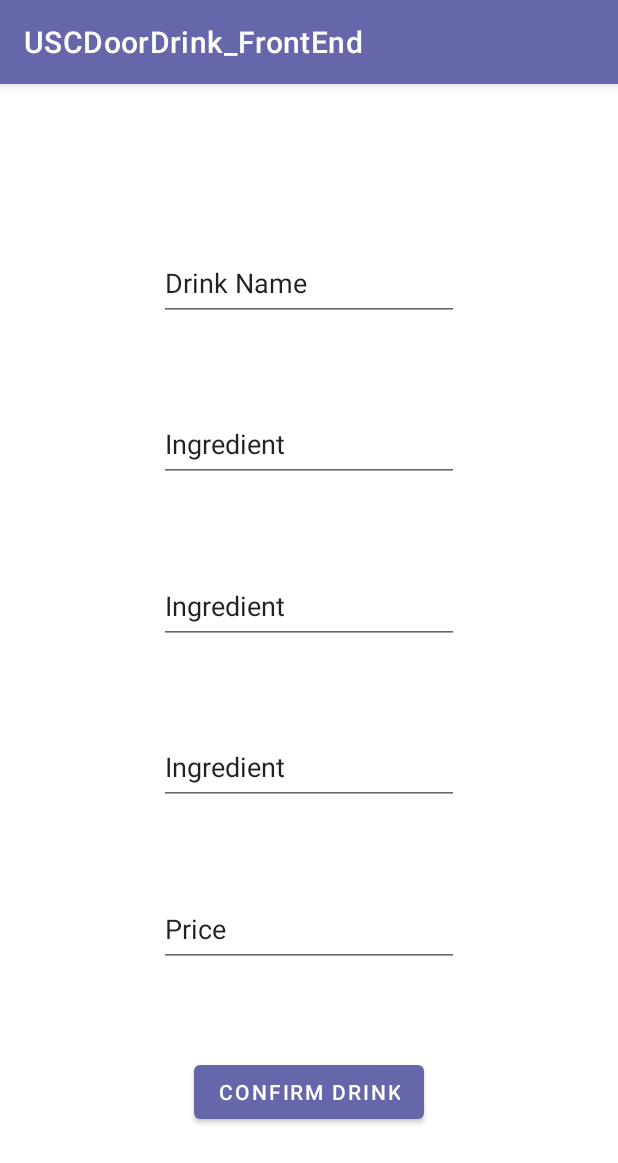
After one commit to 310-group8/USCDoorDrink_FrontEnd, an Android app: the AddStoreDrink screen opened through its navigation route, on a phone screen of 412 x 824 dp. The commit adds this screen. Shown: the top 1163 px of the screen. Run offline under Robolectric (Android 15) with nearby library versions, the phone set to English and light mode, and no system bars; libraries missing offline, so code that uses them is left out: com.firebase.geofire.

Commit message:
Completed AddStoreActivity

```diff
--- a/app/src/main/java/com/example/uscdoordrink_frontend/AddStoreActivity.java
+++ b/app/src/main/java/com/example/uscdoordrink_frontend/AddStoreActivity.java
@@ -53,4 +53,10 @@ public class AddStoreActivity extends AppCompatActivity {
         }
     }
 
+    public void toMap(){
+        Intent intent = new Intent(this, MapsActivity.class);
+        startActivity(intent);
+        finish();
+    }
+
 }
--- a/app/src/main/java/com/example/uscdoordrink_frontend/entity/Drink.java
+++ b/app/src/main/java/com/example/uscdoordrink_frontend/entity/Drink.java
@@ -18,7 +18,7 @@ public class Drink {
     private String drinkName;
 
 
-    private List<String> ingredients;
+    private List<String> ingredients = new ArrayList<>();
 
 
     private double price;
--- a/app/src/main/java/com/example/uscdoordrink_frontend/entity/Store.java
+++ b/app/src/main/java/com/example/uscdoordrink_frontend/entity/Store.java
@@ -6,6 +6,7 @@ import android.util.Pair;
 import com.firebase.geofire.GeoFireUtils;
 import com.firebase.geofire.GeoLocation;
 
+import java.util.ArrayList;
 import java.util.List;
 import java.util.Map;
 
@@ -20,13 +21,19 @@ public class Store {
 
     private String storeUID;
 
+    private String storeName;
+
     private Pair<Double, Double> storeAddress;
 
-    private List<Drink> menu;
+    private List<Drink> menu = new ArrayList<>();
 
     private Map<Drink, Double> discounts;
 
     private String hashLocation;
+
+    public String getStoreName(){return storeName;}
+
+    public void setStoreName(String newName){storeName = newName;}
 
     public String getStoreUID(){return storeUID;}
 
--- /dev/null
+++ b/app/src/main/java/com/example/uscdoordrink_frontend/fragments/AddStoreDrink.java
@@ -0,0 +1,118 @@
+package com.example.uscdoordrink_frontend.fragments;
+
+import android.os.Bundle;
+
+import androidx.annotation.NonNull;
+import androidx.fragment.app.Fragment;
+import androidx.navigation.Navigation;
+
+import android.view.LayoutInflater;
+import android.view.View;
+import android.view.ViewGroup;
+import android.widget.Button;
+import android.widget.EditText;
+import android.widget.Toast;
+
+import com.example.uscdoordrink_frontend.AddStoreActivity;
+import com.example.uscdoordrink_frontend.R;
+import com.example.uscdoordrink_frontend.entity.Drink;
+import com.example.uscdoordrink_frontend.entity.Store;
+
+import java.util.List;
+import java.util.Objects;
+
+/**
+ * A simple {@link Fragment} subclass.
+ * Use the {@link AddStoreDrink#newInstance} factory method to
+ * create an instance of this fragment.
+ */
+public class AddStoreDrink extends Fragment {
+
+    // TODO: Rename parameter arguments, choose names that match
+    // the fragment initialization parameters, e.g. ARG_ITEM_NUMBER
+    private static final String ARG_PARAM1 = "param1";
+    private static final String ARG_PARAM2 = "param2";
+
+    // TODO: Rename and change types of parameters
+    private String mParam1;
+    private String mParam2;
+
+    public AddStoreDrink() {
+        // Required empty public constructor
+    }
+
+    /**
+     * Use this factory method to create a new instance of
+     * this fragment using the provided parameters.
+     *
+     * @param param1 Parameter 1.
+     * @param param2 Parameter 2.
+     * @return A new instance of fragment AddStoreDrink.
+     */
+    // TODO: Rename and change types and number of parameters
+    public static AddStoreDrink newInstance(String param1, String param2) {
+        AddStoreDrink fragment = new AddStoreDrink();
+        Bundle args = new Bundle();
+        args.putString(ARG_PARAM1, param1);
+        args.putString(ARG_PARAM2, param2);
+        fragment.setArguments(args);
+        return fragment;
+    }
+
+    @Override
+    public void onCreate(Bundle savedInstanceState) {
+        super.onCreate(savedInstanceState);
+        if (getArguments() != null) {
+            mParam1 = getArguments().getString(ARG_PARAM1);
+            mParam2 = getArguments().getString(ARG_PARAM2);
+        }
+    }
+
+    @Override
+    public View onCreateView(LayoutInflater inflater, ViewGroup container,
+                             Bundle savedInstanceState) {
+        // Inflate the layout for this fragment
+        View mainView = inflater.inflate(R.layout.fragment_add_store_drink, container, false);
+        EditText textName = (EditText) mainView.findViewById(R.id.editTextAddDrinkName);
+        String defaultName = textName.getText().toString();
+        EditText textIngredientOne = (EditText) mainView.findViewById(R.id.editTextAddDrinkIngredientOne);
+        EditText textIngredientTwo = (EditText) mainView.findViewById(R.id.editTextAddDrinkIngredientTwo);
+        EditText textIngredientThree = (EditText) mainView.findViewById(R.id.editTextAddDrinkIngredientThree);
+        EditText textPrice = (EditText) mainView.findViewById(R.id.editTextAddDrinkPrice);
+        String defaultIngredient = textIngredientOne.getText().toString();
+        Button confirmDrink = (Button) mainView.findViewById(R.id.button_confirm_drink);
+        @NonNull Store store = Objects.requireNonNull(((AddStoreActivity) requireActivity()).theStore.mStoreModel.getValue());
+
+
+        confirmDrink.setOnClickListener(new View.OnClickListener() {
+            @Override
+            public void onClick(View view) {
+                if ("".equals(textName.getText().toString()) || defaultName.equals(textName.getText().toString())){
+                    Toast.makeText(getContext(), "Please Enter your drinkName", Toast.LENGTH_SHORT).show();
+                }else{
+                    try{
+                        Drink drink = new Drink();
+                        drink.setDrinkName(textName.getText().toString());
+                        addIngredient(drink, textIngredientOne.getText().toString(), defaultIngredient);
+                        addIngredient(drink, textIngredientTwo.getText().toString(), defaultIngredient);
+                        addIngredient(drink, textIngredientThree.getText().toString(), defaultIngredient);
+                        double price = Double.parseDouble(textPrice.getText().toString());
+                        drink.setPrice(price);
+                        store.getMenu().add(drink);
+                        Navigation.findNavController(view).navigate(R.id.action_drink_to_menu);
+                    }catch (NumberFormatException e){
+                        Toast.makeText(getContext(), "Please Enter a valid price", Toast.LENGTH_SHORT).show();
+                    }
+                }
+            }
+        });
+
+        return mainView;
+    }
+
+    private void addIngredient(Drink drink, String ingredient, @NonNull String defaultIngredient){
+        if (!defaultIngredient.equals(ingredient) && !"".equals(ingredient)){
+            drink.getIngredients().add(ingredient);
+        }
+    }
+}
--- /dev/null
+++ b/app/src/main/res/layout/fragment_add_store_drink.xml
@@ -0,0 +1,87 @@
+<?xml version="1.0" encoding="utf-8"?>
+<androidx.constraintlayout.widget.ConstraintLayout xmlns:android="http://schemas.android.com/apk/res/android"
+    xmlns:app="http://schemas.android.com/apk/res-auto"
+    xmlns:tools="http://schemas.android.com/tools"
+    android:layout_width="match_parent"
+    android:layout_height="match_parent"
+    tools:context=".fragments.AddStoreDrink">
+
+
+    <EditText
+        android:id="@+id/editTextAddDrinkName"
+        android:layout_width="200dp"
+        android:layout_height="50dp"
+        android:ems="10"
+        android:inputType="textPersonName"
+        android:text="@string/add_drink_name"
+        app:layout_constraintBottom_toBottomOf="parent"
+        app:layout_constraintEnd_toEndOf="parent"
+        app:layout_constraintStart_toStartOf="parent"
+        app:layout_constraintTop_toTopOf="parent"
+        app:layout_constraintVertical_bias="0.15" />
+
+    <EditText
+        android:id="@+id/editTextAddDrinkIngredientOne"
+        android:layout_width="200dp"
+        android:layout_height="50dp"
+        android:ems="10"
+        android:inputType="textPersonName"
+        android:text="@string/add_drink_ingredient"
+        app:layout_constraintBottom_toBottomOf="parent"
+        app:layout_constraintEnd_toEndOf="parent"
+        app:layout_constraintStart_toStartOf="parent"
+        app:layout_constraintTop_toTopOf="parent"
+        app:layout_constraintVertical_bias="0.30" />
+
+    <EditText
+        android:id="@+id/editTextAddDrinkIngredientTwo"
+        android:layout_width="200dp"
+        android:layout_height="50dp"
+        android:ems="10"
+        android:inputType="textPersonName"
+        android:text="@string/add_drink_ingredient"
+        app:layout_constraintBottom_toBottomOf="parent"
+        app:layout_constraintEnd_toEndOf="parent"
+        app:layout_constraintStart_toStartOf="parent"
+        app:layout_constraintTop_toTopOf="parent"
+        app:layout_constraintVertical_bias="0.45" />
+
+    <EditText
+        android:id="@+id/editTextAddDrinkIngredientThree"
+        android:layout_width="200dp"
+        android:layout_height="50dp"
+        android:ems="10"
+        android:inputType="textPersonName"
+        android:text="@string/add_drink_ingredient"
+        app:layout_constraintBottom_toBottomOf="parent"
+        app:layout_constraintEnd_toEndOf="parent"
+        app:layout_constraintStart_toStartOf="parent"
+        app:layout_constraintTop_toTopOf="parent"
+        app:layout_constraintVertical_bias="0.60" />
+
+    <EditText
+        android:id="@+id/editTextAddDrinkPrice"
+        android:layout_width="200dp"
+        android:layout_height="50dp"
+        android:ems="10"
+        android:inputType="number"
+        android:text="@string/add_drink_price"
+        app:layout_constraintBottom_toBottomOf="parent"
+        app:layout_constraintEnd_toEndOf="parent"
+        app:layout_constraintStart_toStartOf="parent"
+        app:layout_constraintTop_toTopOf="parent"
+        app:layout_constraintVertical_bias="0.75" />
+
+    <Button
+        android:id="@+id/button_confirm_drink"
+        android:layout_width="wrap_content"
+        android:layout_height="wrap_content"
+        android:text="@string/confirm_drink"
+        app:layout_constraintBottom_toBottomOf="parent"
+        app:layout_constraintEnd_toEndOf="parent"
+        app:layout_constraintStart_toStartOf="parent"
+        app:layout_constraintTop_toTopOf="parent"
+        app:layout_constraintVertical_bias="0.90"/>
+
+
+</androidx.constraintlayout.widget.ConstraintLayout>
--- a/app/src/main/res/navigation/add_store_nav_graph.xml
+++ b/app/src/main/res/navigation/add_store_nav_graph.xml
@@ -20,7 +20,24 @@
         android:label="fragment_add_store_menu"
         tools:layout="@layout/fragment_add_store_menu" >
         <action
-            android:id="@+id/action_menu_to_name"
-            app:destination="@id/addStoreName" />
+            android:id="@+id/action_menu_to_drink"
+            app:destination="@id/addStoreDrink" />
+        <action
+            android:id="@+id/action_menu_to_successful"
+            app:destination="@id/addStoreSuccessful" />
     </fragment>
+    <fragment
+        android:id="@+id/addStoreDrink"
+        android:name="com.example.uscdoordrink_frontend.fragments.AddStoreDrink"
+        android:label="fragment_add_store_drink"
+        tools:layout="@layout/fragment_add_store_drink" >
+        <action
+            android:id="@+id/action_drink_to_menu"
+            app:destination="@id/addStoreMenu" />
+    </fragment>
+    <fragment
+        android:id="@+id/addStoreSuccessful"
+        android:name="com.example.uscdoordrink_frontend.fragments.AddStoreSuccessful"
+        android:label="fragment_add_store_successful"
+        tools:layout="@layout/fragment_add_store_successful" />
 </navigation>
--- a/app/src/main/res/values/strings.xml
+++ b/app/src/main/res/values/strings.xml
@@ -10,17 +10,19 @@
     <string name="check_customer">Customer</string>
     <string name="check_seller">Seller</string>
     <string name="title_activity_orders">OrdersActivity</string>
-<!--    &lt;!&ndash; Strings used for fragments for navigation &ndash;&gt;-->
-<!--    <string name="first_fragment_label">First Fragment</string>-->
-<!--    <string name="second_fragment_label">Second Fragment</string>-->
-<!--    <string name="next">Next</string>-->
-<!--    <string name="previous">Previous</string>-->
 
-<!--    <string name="hello_first_fragment">Hello first fragment</string>-->
-<!--    <string name="hello_second_fragment">Hello second fragment. Arg: %1$s</string>-->
 
     <string name="confirm_name_and_address">Confirm</string>
+    <string name="confirm_menu">Confirm</string>
+    <string name="confirm_drink">Confirm Drink</string>
     <string name="add_store_name">Store Name</string>
-    <string name="add_store_address">Store Address</string>
-    <string name="add_store_menu">Hello blank fragment two</string>
+    <string name="add_store_lat">Store Latitude</string>
+    <string name="add_store_lng">Store Longitude</string>
+    <string name="add_drink">Add Drink</string>
+    <string name="add_drink_name">Drink Name</string>
+    <string name="add_drink_ingredient">Ingredient</string>
+    <string name="add_drink_price">Price</string>
+    <string name="add_store_processing">Processing…</string>
+    <string name="add_store_successful">Registration Successful!</string>
+    <string name="continue_to_map">Continue</string>
 </resources>
```
Also changed, not shown: app/src/main/AndroidManifest.xml (+8 -8 lines), app/src/main/java/com/example/uscdoordrink_frontend/fragments/AddStoreMenu.java (+65 -3 lines), app/src/main/java/com/example/uscdoordrink_frontend/fragments/AddStoreName.java (+37 -1 lines), app/src/main/java/com/example/uscdoordrink_frontend/fragments/AddStoreSuccessful.java (added, +79 -0 lines), app/src/main/java/com/example/uscdoordrink_frontend/service/StoreService.java (+23 -0 lines), app/src/main/res/layout/fragment_add_store_menu.xml (+34 -8 lines), app/src/main/res/layout/fragment_add_store_name.xml (+26 -0 lines), app/src/main/res/layout/fragment_add_store_successful.xml (added, +31 -0 lines).
